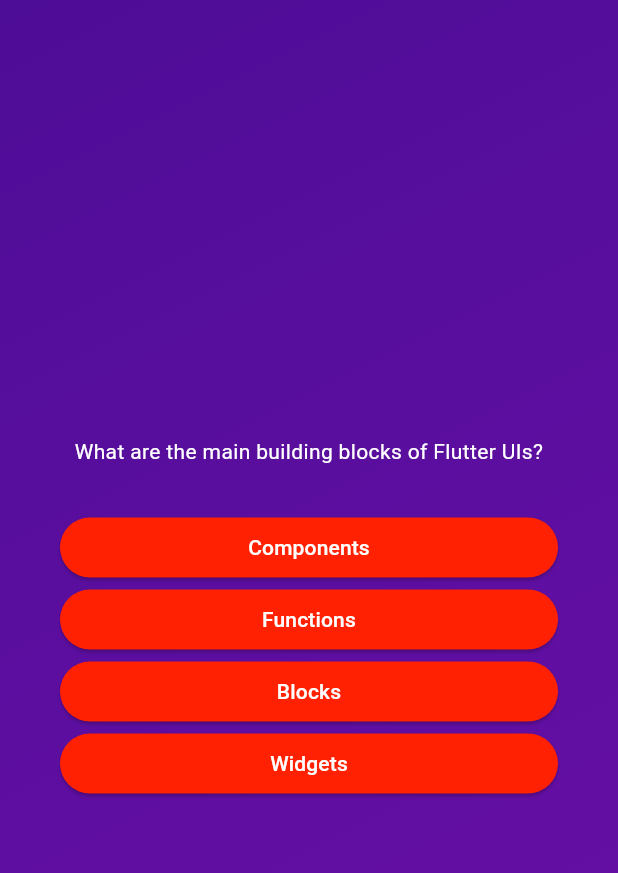
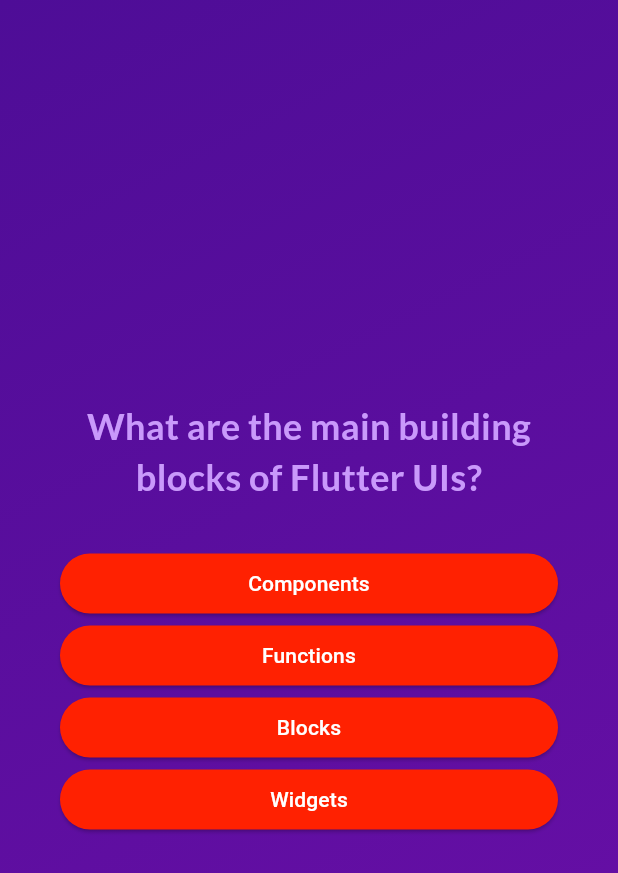
Before and after one commit to CodeLaboratory-Patrick/Flutter_AdvBasicsDemo, a Flutter app: the screen it shows after launch, after a tap on "Start Quiz", on a phone screen of 412 x 824 dp. Shown: the top 873 px of the screen. Run offline on Flutter 3.47's test engine with Material 3 defaults, Android fonts, the phone set to English and light mode, and no system bars; our stand-ins replace google_fonts.

Commit message:
Using Third-Party Packages & Adding Google Fonts.

```diff
--- a/lib/questions_screen.dart
+++ b/lib/questions_screen.dart
@@ -1,4 +1,6 @@
 import 'package:flutter/material.dart';
+import 'package:google_fonts/google_fonts.dart';
+
 import 'package:adv_basics/answer_button.dart';
 import 'package:adv_basics/data/questions.dart';
 
@@ -33,13 +35,13 @@ void answerQuestion() {
           mainAxisAlignment: MainAxisAlignment.center,
           crossAxisAlignment: CrossAxisAlignment.stretch,
           children: [
-            Text(
-              currentQuestion.text,
-              style: const TextStyle(
-                color: Colors.white,
+            Text(currentQuestion.text,
+                style: GoogleFonts.lato(
+                  color: const Color.fromARGB(255, 201, 153, 251),
+                  fontSize: 24,
+                  fontWeight: FontWeight.bold,
                 ),
-              textAlign: TextAlign.center
-            ),
+                textAlign: TextAlign.center),
             const SizedBox(height: 30),
             ...currentQuestion.getShuffledAnswers().map((answer) {
               return AnswerButton(
--- a/lib/start_screen.dart
+++ b/lib/start_screen.dart
@@ -1,4 +1,5 @@
 import 'package:flutter/material.dart';
+import 'package:google_fonts/google_fonts.dart';
 
 class StartScreen extends StatelessWidget {
   const StartScreen(this.startQuiz, {super.key});
@@ -25,11 +26,11 @@ class StartScreen extends StatelessWidget {
             ),
           ),*/
           const SizedBox(height: 80),
-          const Text(
+          Text(
             'Learn Flutter the fun way!',
-            style: TextStyle(
+            style: GoogleFonts.lato(
               //Opacity option 2
-              color: Color.fromARGB(255, 237, 223, 252),
+              color: const Color.fromARGB(255, 237, 223, 252),
               fontSize: 24,
             ),
           ),
--- a/pubspec.yaml
+++ b/pubspec.yaml
@@ -35,6 +35,7 @@ dependencies:
   # The following adds the Cupertino Icons font to your application.
   # Use with the CupertinoIcons class for iOS style icons.
   cupertino_icons: ^1.0.8
+  google_fonts: ^6.2.1
 
 dev_dependencies:
   flutter_test:
```
Also changed, not shown: pubspec.lock, 7 other files. Lines whose indentation alone changed are shown as unchanged.
